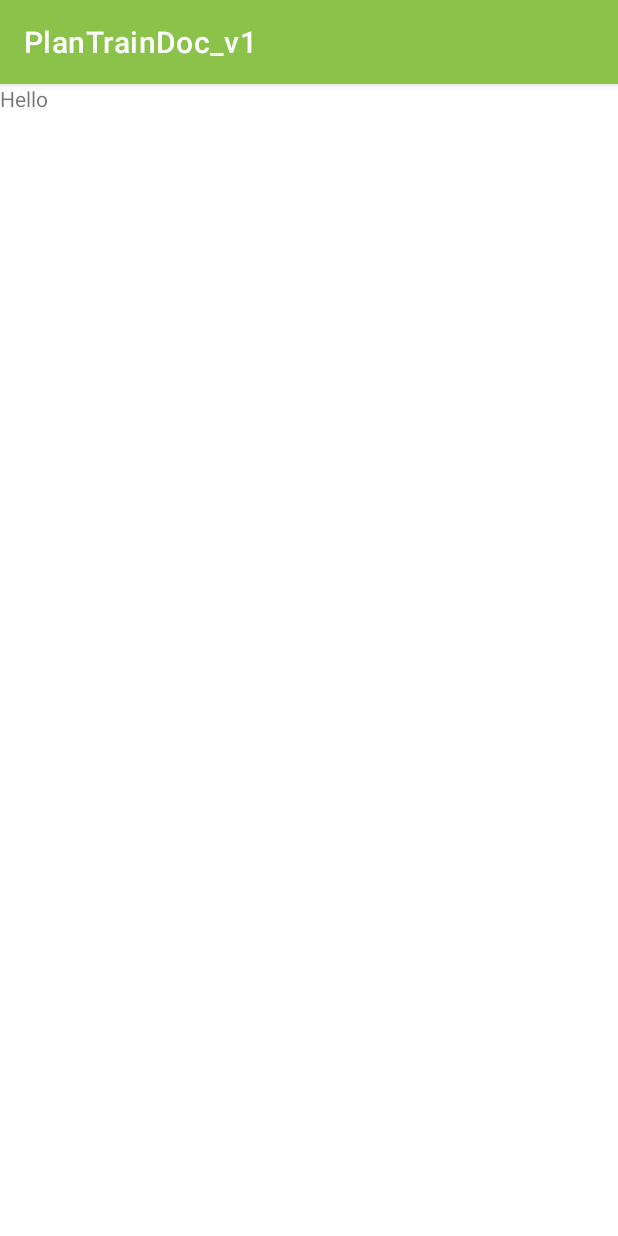
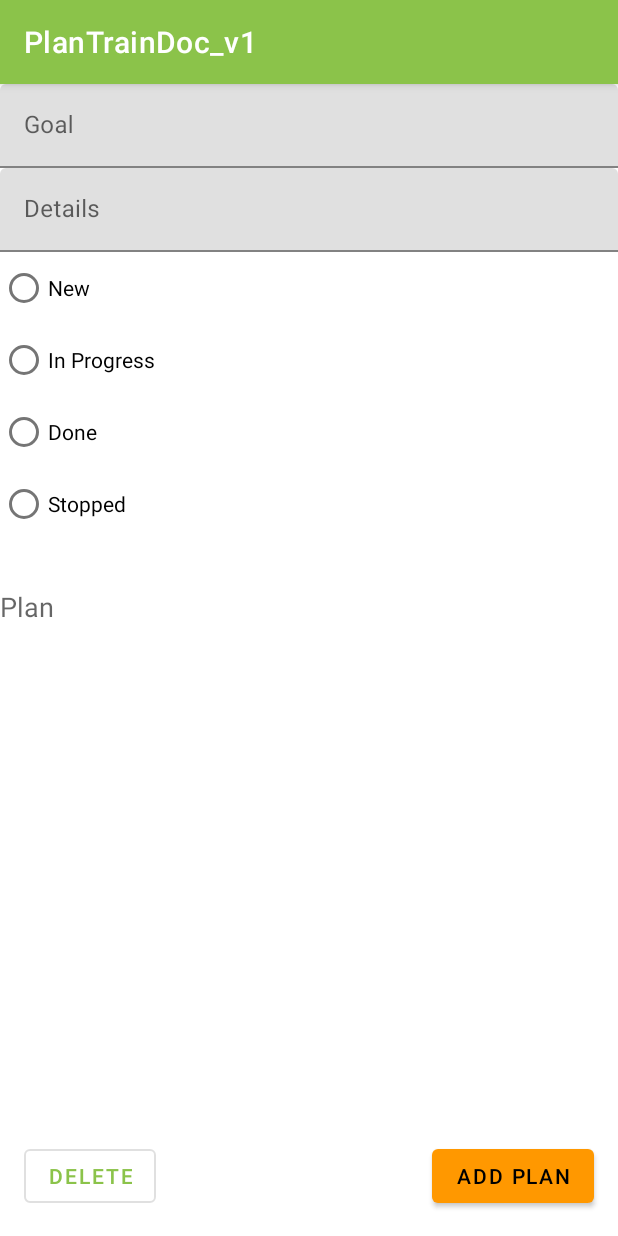
Before and after one commit to Joerg-Schultz/PlanTrainDoc, an Android app: the AddModifyGoalFragment screen opened through its navigation route, on a phone screen of 412 x 824 dp. Run offline under Robolectric (Android 15) with nearby library versions, the phone set to English and light mode, and no system bars; our stand-ins replace Dagger/Hilt's generated code; 2 statements that could not run were skipped.

Commit message:
Add Modify Goal layout

```diff
--- a/app/src/main/res/layout/add_modify_goal_fragment.xml
+++ b/app/src/main/res/layout/add_modify_goal_fragment.xml
@@ -1,14 +1,125 @@
 <?xml version="1.0" encoding="utf-8"?>
 <androidx.constraintlayout.widget.ConstraintLayout
         xmlns:android="http://schemas.android.com/apk/res/android"
+        xmlns:app="http://schemas.android.com/apk/res-auto"
         xmlns:tools="http://schemas.android.com/tools"
         android:layout_width="match_parent"
         android:layout_height="match_parent"
         tools:context=".fragments.AddModifyGoalFragment">
 
+    <com.google.android.material.textfield.TextInputLayout
+            android:id="@+id/title"
+            android:layout_width="match_parent"
+            android:layout_height="wrap_content"
+            app:layout_constraintEnd_toEndOf="parent"
+            app:layout_constraintStart_toStartOf="parent"
+            app:layout_constraintTop_toTopOf="parent">
+
+        <com.google.android.material.textfield.TextInputEditText
+                android:id="@+id/textinput_title"
+                android:layout_width="match_parent"
+                android:layout_height="wrap_content"
+                android:hint="@string/goal"/>
+    </com.google.android.material.textfield.TextInputLayout>
+
+    <com.google.android.material.textfield.TextInputLayout
+            android:id="@+id/goal"
+            android:layout_width="match_parent"
+            android:layout_height="wrap_content"
+            app:layout_constraintEnd_toEndOf="parent"
+            app:layout_constraintStart_toStartOf="parent"
+            app:layout_constraintTop_toBottomOf="@+id/title">
+
+        <com.google.android.material.textfield.TextInputEditText
+                android:id="@+id/textinput_goal"
+                android:layout_width="match_parent"
+                android:layout_height="wrap_content"
+                android:hint="@string/details"/>
+    </com.google.android.material.textfield.TextInputLayout>
+
+    <RadioGroup
+            android:id="@+id/radioGroup_status"
+            android:layout_width="wrap_content"
+            android:layout_height="wrap_content"
+            app:layout_constraintStart_toStartOf="parent"
+            app:layout_constraintTop_toBottomOf="@+id/goal">
+
+        <RadioButton
+                android:id="@+id/radioButton_new"
+                android:layout_width="match_parent"
+                android:layout_height="wrap_content"
+                android:text="@string/radioButton_new"/>
+
+        <RadioButton
+                android:id="@+id/radioButton_inprogress"
+                android:layout_width="match_parent"
+                android:layout_height="wrap_content"
+                android:text="@string/radioButton_inprogress"/>
+
+        <RadioButton
+                android:id="@+id/radioButton_done"
+                android:layout_width="match_parent"
+                android:layout_height="wrap_content"
+                android:text="@string/radioButton_done"/>
+
+        <RadioButton
+                android:id="@+id/radioButton_stopped"
+                android:layout_width="match_parent"
+                android:layout_height="wrap_content"
+                android:text="@string/radioButton_stopped"/>
+    </RadioGroup>
+
+    <!-- <TextView
+            android:id="@+id/tv_position"
+            android:layout_width="wrap_content"
+            android:layout_height="wrap_content"
+            android:text="@string/tv_position"
+            app:layout_constraintEnd_toEndOf="parent"
+            app:layout_constraintStart_toEndOf="@+id/radioGroup_status"
+            app:layout_constraintTop_toBottomOf="@+id/goal"/> -->
+
+    <Button
+            android:id="@+id/button_delete"
+            android:layout_width="wrap_content"
+            android:layout_height="wrap_content"
+            android:layout_marginStart="16dp"
+            android:layout_marginBottom="16dp"
+            android:clickable="false"
+            android:text="@string/delete"
+            style="?attr/materialButtonOutlinedStyle"
+            app:layout_constraintBottom_toBottomOf="parent"
+            app:layout_constraintStart_toStartOf="parent"/>
+
+    <Button
+            android:id="@+id/button_addtraining"
+            android:layout_width="wrap_content"
+            android:layout_height="wrap_content"
+            android:layout_marginEnd="16dp"
+            android:layout_marginBottom="16dp"
+            android:text="@string/add_training_button"
+            app:backgroundTint="@color/accent"
+            app:layout_constraintBottom_toBottomOf="parent"
+            app:layout_constraintEnd_toEndOf="parent"/>
+    <Button
+            android:id="@+id/button_train"
+            android:layout_width="wrap_content"
+            android:layout_height="wrap_content"
+            android:layout_marginEnd="16dp"
+            android:layout_marginBottom="16dp"
+            android:text="@string/train"
+            android:visibility="invisible"
+            app:backgroundTint="@color/accent"
+            app:layout_constraintBottom_toBottomOf="parent"
+            app:layout_constraintEnd_toEndOf="parent"/>
+
     <TextView
-            android:layout_width="match_parent"
-            android:layout_height="match_parent"
-            android:text="Hello"/>
-
+            android:id="@+id/tv_training_period"
+            android:layout_width="0dp"
+            android:layout_height="wrap_content"
+            android:layout_marginTop="32dp"
+            android:text="@string/plan"
+            android:textAppearance="@style/TextAppearance.AppCompat.Medium"
+            app:layout_constraintEnd_toEndOf="parent"
+            app:layout_constraintStart_toStartOf="parent"
+            app:layout_constraintTop_toBottomOf="@+id/radioGroup_status"/>
 </androidx.constraintlayout.widget.ConstraintLayout>
--- a/app/src/main/res/values/strings.xml
+++ b/app/src/main/res/values/strings.xml
@@ -2,4 +2,14 @@
     <string name="app_name">PlanTrainDoc_v1</string>
     <string name="add_new_goal">Add new goal</string>
     <string name="goal">Goal</string>
+    <string name="radioButton_new">New</string>
+    <string name="radioButton_inprogress">In Progress</string>
+    <string name="radioButton_done">Done</string>
+    <string name="radioButton_stopped">Stopped</string>
+    <string name="delete">Delete</string>
+    <string name="add_training_button">Add Plan</string>
+    <string name="train">Train</string>
+    <string name="details">Details</string>
+    <string name="tv_position">Position</string>
+    <string name="plan">Plan</string>
 </resources>
```
Also changed, not shown: 1 other file.
